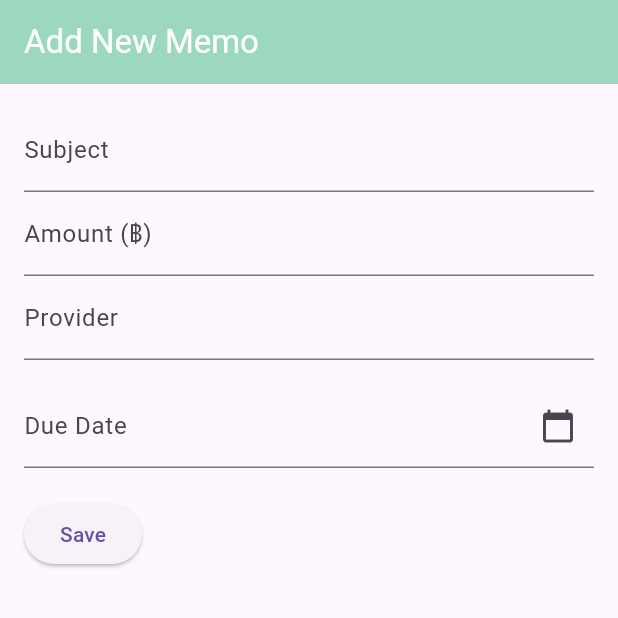
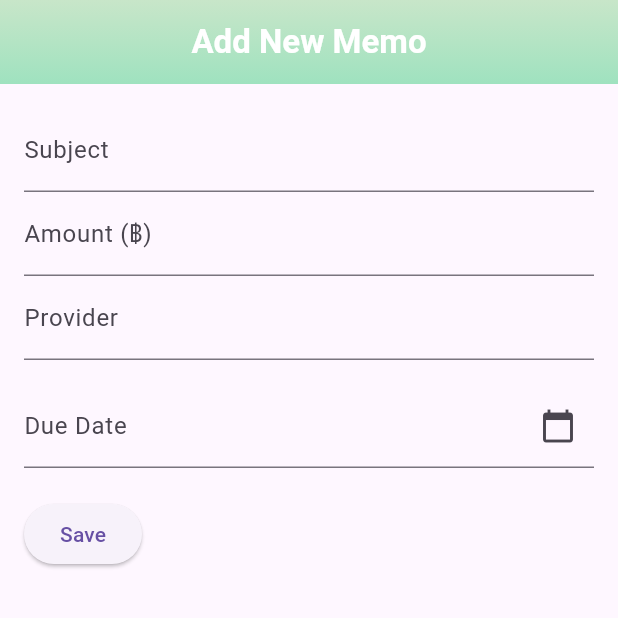
Before and after one commit to komnut/moneymemo, a Flutter app: the screen it shows after launch, after a tap on the "add" icon, on a phone screen of 412 x 824 dp, the top half of it. Run offline on Flutter 3.47's test engine with Material 3 defaults, Android fonts, the phone set to English and light mode, and no system bars; our stand-ins replace cloud_firestore, firebase_core; accounts and stored records are empty; Roboto replaces fonts that are missing (Inter Tight).

```diff
--- a/lib/main.dart
+++ b/lib/main.dart
@@ -1,14 +1,10 @@
 import 'package:firebase_core/firebase_core.dart';
 import 'package:flutter/material.dart';
-import 'package:money_memo/screens/form.dart';
-import 'package:money_memo/widgets/appbar.dart';
-import 'package:money_memo/widgets/cardmain.dart';
+import 'package:money_memo/screens/main_screen.dart';
 
 void main() async {
-  WidgetsFlutterBinding
-      .ensureInitialized(); // ทำให้ Flutter รอ async code ก่อนเริ่มแอป
-  await Firebase.initializeApp(); // Initialize Firebase
-
+  WidgetsFlutterBinding.ensureInitialized();
+  await Firebase.initializeApp();
   runApp(const MyApp());
 }
 
@@ -18,63 +14,7 @@ class MyApp extends StatelessWidget {
   @override
   Widget build(BuildContext context) {
     return const MaterialApp(
-      home: HomeScreen(),
+      home: MainScreen(username: "komnut.w"),
     );
   }
 }
-
-class HomeScreen extends StatelessWidget {
-  const HomeScreen({super.key});
-
-  @override
-  Widget build(BuildContext context) {
-    return Scaffold(
-      appBar: const AppbarWidget(title: 'Money Memo'),
-      backgroundColor: const Color.fromARGB(255, 232, 245, 233),
-      body: ListView(
-        padding: const EdgeInsets.all(8.0),
-        children: [
-          CardMainWidget(
-            subject: 'Electric Bill',
-            money: 1500.50,
-            provider: 'ABC Bank',
-            dueDate: '2024-10-31',
-            onEdit: () {
-              print('Edit Electric Bill!');
-            },
-          ),
-          CardMainWidget(
-            subject: 'Water Bill',
-            money: 800.00,
-            provider: 'XYZ Bank',
-            dueDate: '2024-11-05',
-            onEdit: () {
-              print('Edit Water Bill!');
-            },
-          ),
-          CardMainWidget(
-            subject: 'Internet Bill',
-            money: 1200.75,
-            provider: 'DEF Bank',
-            dueDate: '2024-11-10',
-            onEdit: () {
-              print('Edit Internet Bill!');
-            },
-          ),
-        ],
-      ),
-      floatingActionButton: FloatingActionButton(
-        onPressed: () {
-          Navigator.push(
-            context,
-            MaterialPageRoute(
-                builder: (context) => const FormScreen(username: "komnut.w")),
-          );
-        },
-        backgroundColor: const Color(0xFF9FE2BF),
-        child: const Icon(Icons.add),
-      ),
-      floatingActionButtonLocation: FloatingActionButtonLocation.endFloat,
-    );
-  }
-}
--- /dev/null
+++ b/lib/screens/main_screen.dart
@@ -0,0 +1,74 @@
+import 'package:flutter/material.dart';
+import 'package:money_memo/screens/form.dart';
+import 'package:money_memo/services/firestore_service.dart';
+import 'package:money_memo/widgets/appbar.dart';
+import 'package:money_memo/widgets/cardmain.dart';
+import 'package:money_memo/widgets/background_container.dart'; // ใช้ Widget ใหม่
+
+class MainScreen extends StatelessWidget {
+  final String username;
+
+  const MainScreen({super.key, required this.username});
+
+  @override
+  Widget build(BuildContext context) {
+    return Scaffold(
+      appBar: const AppbarWidget(title: 'Money Memo'),
+      body: StreamBuilder<List<Memo>>(
+        stream: FirestoreService().getUserMemos(username),
+        builder: (context, snapshot) {
+          if (snapshot.connectionState == ConnectionState.waiting) {
+            return const Center(child: CircularProgressIndicator());
+          }
+          if (snapshot.hasError) {
+            return Center(child: Text('Error: ${snapshot.error}'));
+          }
+
+          final memos = snapshot.data;
+
+          if (memos == null || memos.isEmpty) {
+            return const Center(
+              child: Text(
+                'No memos available.\nAdd a new memo by clicking the + button.',
+                textAlign: TextAlign.center,
+                style: TextStyle(fontSize: 18),
+              ),
+            );
+          }
+
+          return BackgroundContainer(
+            child: ListView.builder(
+              padding: const EdgeInsets.all(5.0),
+              itemCount: memos.length,
+              itemBuilder: (context, index) {
+                final memo = memos[index];
+                return CardMainWidget(
+                  subject: memo.subject,
+                  money: memo.money,
+                  provider: memo.provider,
+                  dueDate: memo.dueDate.toString().split(' ')[0],
+                  onEdit: () {
+                    // แก้ไข memo ตามที่ต้องการ
+                  },
+                );
+              },
+            ),
+          );
+        },
+      ),
+      floatingActionButton: FloatingActionButton(
+        onPressed: () {
+          Navigator.push(
+            context,
+            MaterialPageRoute(
+              builder: (context) => FormScreen(username: username),
+            ),
+          );
+        },
+        backgroundColor: const Color(0xFF9FE2BF),
+        child: const Icon(Icons.add),
+      ),
+      floatingActionButtonLocation: FloatingActionButtonLocation.endFloat,
+    );
+  }
+}
--- /dev/null
+++ b/lib/services/firestore_service.dart
@@ -0,0 +1,40 @@
+import 'package:cloud_firestore/cloud_firestore.dart';
+
+class FirestoreService {
+  final FirebaseFirestore _db = FirebaseFirestore.instance;
+
+  // ฟังก์ชันดึงข้อมูล memo ของผู้ใช้
+  Stream<List<Memo>> getUserMemos(String username) {
+    return _db
+        .collection('user_memo')
+        .doc(username)
+        .collection('memo')
+        .snapshots()
+        .map((snapshot) =>
+            snapshot.docs.map((doc) => Memo.fromMap(doc.data())).toList());
+  }
+}
+
+class Memo {
+  final String subject;
+  final double money;
+  final String provider;
+  final DateTime dueDate;
+
+  Memo(
+      {required this.subject,
+      required this.money,
+      required this.provider,
+      required this.dueDate});
+
+  factory Memo.fromMap(Map<String, dynamic> data) {
+    return Memo(
+      subject: data['subject'],
+      money: (data['money'] is int)
+          ? (data['money'] as int).toDouble()
+          : data['money'] as double,
+      provider: data['provider'],
+      dueDate: (data['duedate'] as Timestamp).toDate(),
+    );
+  }
+}
--- a/lib/widgets/appbar.dart
+++ b/lib/widgets/appbar.dart
@@ -1,24 +1,41 @@
 import 'package:flutter/material.dart';
 
 class AppbarWidget extends StatelessWidget implements PreferredSizeWidget {
-  final String title; // รับค่า title เป็น parameter
-  final Widget? leading; // รับค่า leading เป็น parameter (optional)
+  final String title;
+  final Widget? leading;
 
   const AppbarWidget({super.key, required this.title, this.leading});
 
   @override
   Widget build(BuildContext context) {
     return AppBar(
-      backgroundColor: const Color(0xFF9FE2BF),
       automaticallyImplyLeading: false,
-      leading: leading, // ใช้ leading widget ที่ส่งเข้ามา
-      title: Text(
-        title, // ใช้ title ที่ส่งเข้ามา
-        style: const TextStyle(
-          fontFamily: 'Inter Tight',
-          color: Colors.white,
-          fontSize: 22,
-          letterSpacing: 0.0,
+      leading: leading,
+      flexibleSpace: Container(
+        decoration: const BoxDecoration(
+          gradient: LinearGradient(
+            begin: Alignment.topCenter,
+            end: Alignment.bottomCenter,
+            colors: [
+              Color(0xFFC8E6C9),
+              Color(0xFF9FE2BF),
+            ],
+          ),
+        ),
+      ),
+      title: Align(
+        alignment: Alignment.center,
+        child: Padding(
+          padding: const EdgeInsets.all(8.0),
+          child: Text(
+            title,
+            style: const TextStyle(
+                fontFamily: 'Inter Tight',
+                color: Colors.white,
+                fontSize: 22,
+                letterSpacing: 0.0,
+                fontWeight: FontWeight.bold),
+          ),
         ),
       ),
       centerTitle: false,
--- a/lib/widgets/cardmain.dart
+++ b/lib/widgets/cardmain.dart
@@ -21,7 +21,7 @@ class CardMainWidget extends StatelessWidget {
     return GestureDetector(
       onTap: onEdit, // กดเพื่อเปิดฟอร์มแก้ไข
       child: Padding(
-        padding: const EdgeInsets.fromLTRB(8, 8, 8, 0),
+        padding: const EdgeInsets.fromLTRB(0, 0, 0, 0),
         child: Card(
           clipBehavior: Clip.antiAliasWithSaveLayer,
           color: Colors.white,
@@ -30,7 +30,7 @@ class CardMainWidget extends StatelessWidget {
             borderRadius: BorderRadius.circular(10),
           ),
           child: Padding(
-            padding: const EdgeInsets.all(12.0),
+            padding: const EdgeInsets.all(10.0),
             child: Column(
               crossAxisAlignment: CrossAxisAlignment.start,
               children: [
```
Also changed, not shown: lib/widgets/background_container.dart (added, +25 -0 lines).
